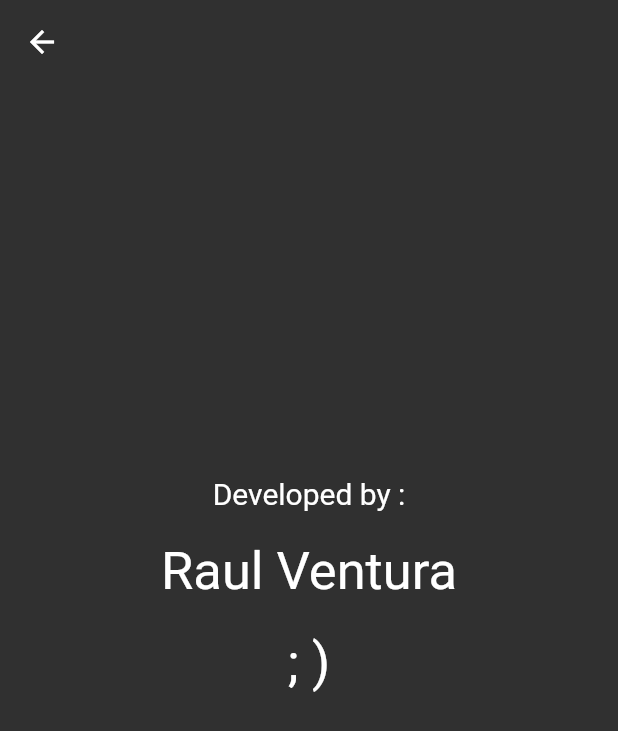
After one commit to RauVR/meals_app, a Flutter app: the AboutMe screen opened directly, on a phone screen of 412 x 824 dp. The commit adds this screen. Shown: the top 731 px of the screen. Run offline on Flutter 3.47's test engine with Material 2 defaults, Android fonts, the phone set to English and light mode, and no system bars; our stand-ins replace sqflite, youtube_player_flutter; accounts and stored records are empty; network calls fail; statements that could not run were skipped.

Commit message:
feat: meals app updated

```diff
--- /dev/null
+++ b/lib/screens/about_me.dart
@@ -0,0 +1,27 @@
+import 'package:flutter/material.dart';
+
+class AboutMe extends StatelessWidget {
+  const AboutMe({super.key});
+
+  @override
+  Widget build(BuildContext context) {
+    return Scaffold(
+      appBar: AppBar(
+        backgroundColor: Colors.transparent,
+        elevation: 0,
+      ),
+      body: const Center(
+        child: Column(
+            mainAxisAlignment: MainAxisAlignment.center,
+            children: [
+              Text("Developed by :",style: TextStyle(fontSize: 20)),
+              SizedBox(height: 20,),
+              Text("Raul Ventura",style: TextStyle(fontSize: 35),),
+              SizedBox(height: 20,),
+              Text("; )",style: TextStyle(fontSize: 35),),
+              SizedBox(height: 100,),
+            ]),
+      ),
+    );
+  }
+}
--- a/lib/screens/category_item.dart
+++ b/lib/screens/category_item.dart
@@ -27,9 +27,10 @@ class _CategoryItemState extends State<CategoryItem> {
           );
         },
         child: Column(
+          mainAxisAlignment: MainAxisAlignment.center,
           children: [
             Padding(
-              padding: const EdgeInsets.only(top: 20),
+              padding: const EdgeInsets.only(top: 10),
               child: Hero(
                   tag: widget.category.id,
                   child: image
```
Also changed, not shown: lib/utils/navigation_drawer.dart (+19 -3 lines).
